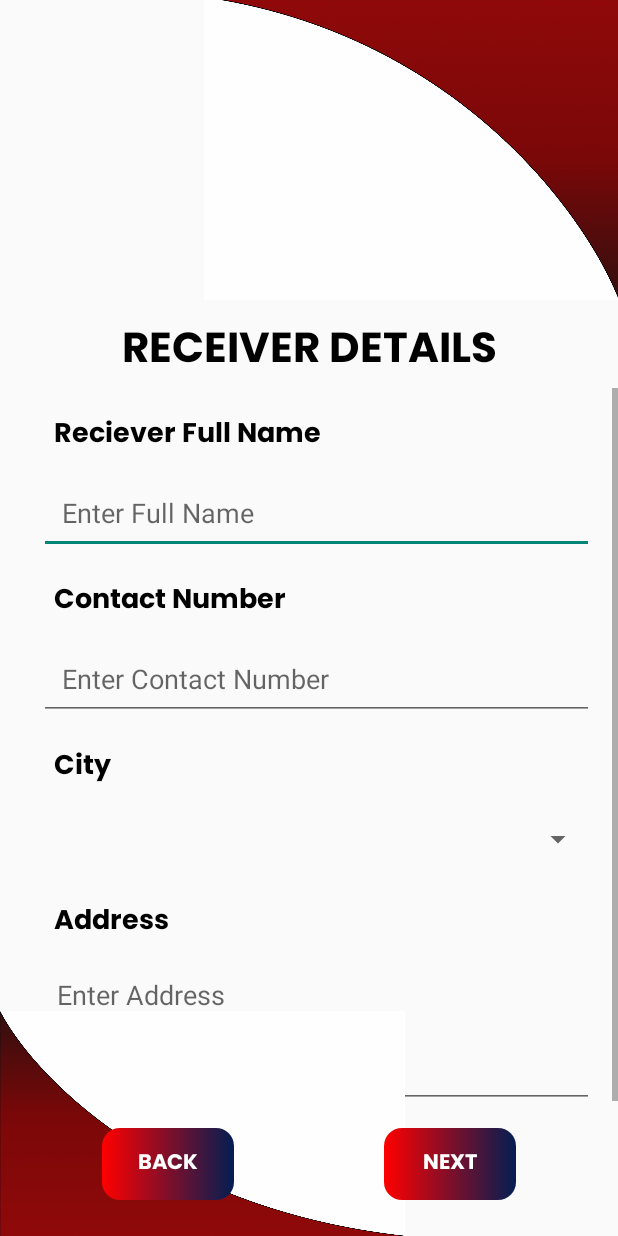
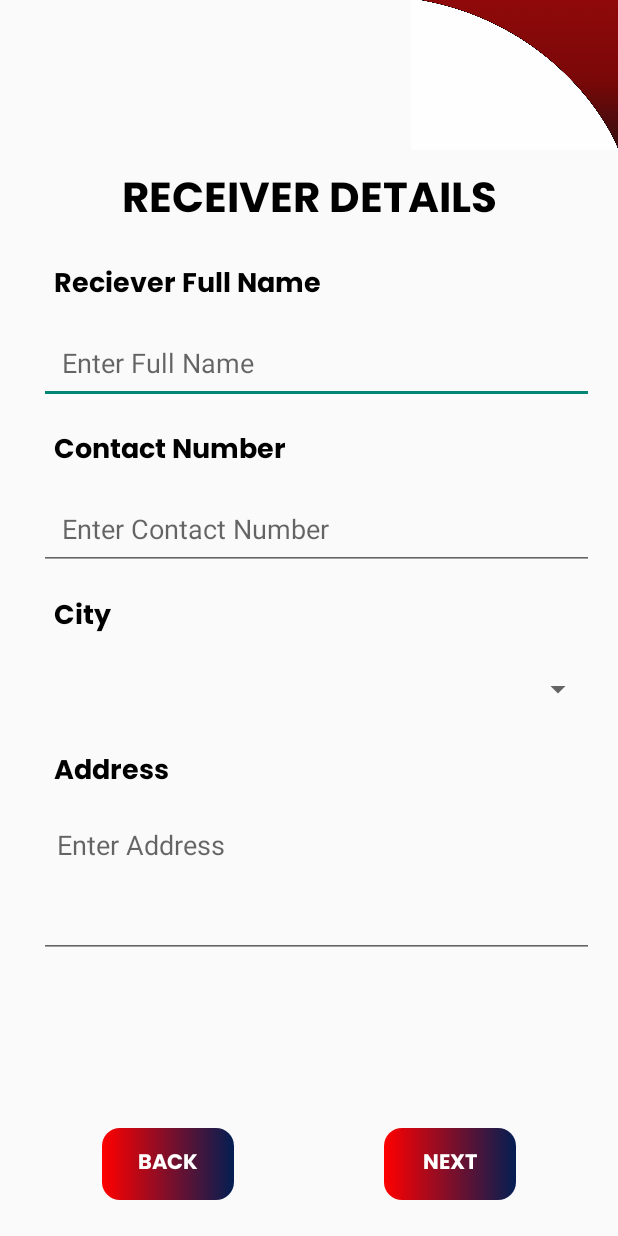
Before and after one commit to Ahsanshyk/SCSM, an Android app: the ReciverDetailActivity screen opened directly, with no data from a screen before it, on a phone screen of 412 x 824 dp. Run offline under Robolectric (Android 15) with nearby library versions, the phone set to English and light mode, and no system bars.

Commit message:
make order activity

```diff
--- a/app/build.gradle.kts
+++ b/app/build.gradle.kts
@@ -1,5 +1,6 @@
 plugins {
     id("com.android.application")
+    id("com.google.gms.google-services")
 }
 
 android {
@@ -40,4 +41,7 @@ dependencies {
     androidTestImplementation("androidx.test.ext:junit:1.2.1")
     androidTestImplementation("androidx.test.espresso:espresso-core:3.6.1")
 
+    implementation(platform("com.google.firebase:firebase-bom:33.16.0"))
+    implementation("com.google.firebase:firebase-analytics")
+
 }
--- a/app/src/main/AndroidManifest.xml
+++ b/app/src/main/AndroidManifest.xml
@@ -12,6 +12,9 @@
         android:supportsRtl="true"
         android:theme="@style/Theme.SCSM"
         tools:targetApi="31">
+        <activity
+            android:name=".OrderDetail"
+            android:exported="false" />
         <activity
             android:name=".Weight"
             android:exported="false" />
@@ -29,6 +32,7 @@
             android:exported="true">
             <intent-filter>
                 <action android:name="android.intent.action.MAIN" />
+
                 <category android:name="android.intent.category.LAUNCHER" />
             </intent-filter>
         </activity>
--- /dev/null
+++ b/app/src/main/res/drawable/rounded_edittext.xml
@@ -0,0 +1,6 @@
+<shape xmlns:android="http://schemas.android.com/apk/res/android"
+    android:shape="rectangle">
+    <solid android:color="@android:color/white"/>
+    <corners android:radius="8dp"/>
+    <stroke android:width="1dp" android:color="#CCCCCC"/>
+</shape>
--- a/app/src/main/res/layout/activity_reciver_detail.xml
+++ b/app/src/main/res/layout/activity_reciver_detail.xml
@@ -11,7 +11,7 @@
     <ImageView
         android:id="@+id/topCurve"
         android:layout_width="match_parent"
-        android:layout_height="200dp"
+        android:layout_height="100dp"
         android:src="@drawable/up_curve"
         android:scaleType="fitEnd"
         android:contentDescription="@string/top_curve_desc"
@@ -33,14 +33,30 @@
         app:layout_constraintEnd_toEndOf="parent"/>
 
     <!-- Receiver Form -->
+
+    <!-- Bottom Curve -->
+<!--    <ImageView-->
+<!--        android:id="@+id/bottomCurve"-->
+<!--        android:layout_width="270dp"-->
+<!--        android:layout_height="150dp"-->
+<!--        android:contentDescription="@string/bottom_curve_desc"-->
+<!--        android:scaleType="fitXY"-->
+<!--        android:src="@drawable/down_curve"-->
+<!--        app:layout_constraintBottom_toBottomOf="parent"-->
+<!--        app:layout_constraintStart_toStartOf="parent" />-->
+
+    <!-- Bottom Buttons -->
+
     <ScrollView
         android:layout_width="0dp"
         android:layout_height="0dp"
         android:fillViewport="true"
+        app:layout_constraintBottom_toTopOf="@id/bottomButtons"
+        app:layout_constraintEnd_toEndOf="parent"
+        app:layout_constraintHorizontal_bias="0.0"
+        app:layout_constraintStart_toStartOf="parent"
         app:layout_constraintTop_toBottomOf="@id/reciverTitle"
-        app:layout_constraintBottom_toTopOf="@id/bottomButtons"
-        app:layout_constraintStart_toStartOf="parent"
-        app:layout_constraintEnd_toEndOf="parent">
+        app:layout_constraintVertical_bias="1.0">
 
         <LinearLayout
             android:id="@+id/details"
@@ -52,107 +68,95 @@
             <TextView
                 android:layout_width="wrap_content"
                 android:layout_height="wrap_content"
+                android:layout_marginStart="20dp"
+                android:layout_marginBottom="8dp"
+                android:fontFamily="@font/poppins_bold"
                 android:text="@string/reciever_full_name"
                 android:textColor="@android:color/black"
                 android:textSize="18sp"
-            android:textStyle="bold"
-            android:fontFamily="@font/poppins_bold"
-            android:layout_marginStart="20dp"
-            android:layout_marginBottom="8dp" />
+                android:textStyle="bold" />
 
             <EditText
                 android:id="@+id/receiver_full_name"
                 android:layout_width="match_parent"
                 android:layout_height="wrap_content"
+                android:layout_marginStart="10dp"
+                android:layout_marginBottom="16dp"
+                android:autofillHints="name"
                 android:hint="@string/enter_full_name"
                 android:inputType="textPersonName"
-            android:padding="15dp"
-            android:autofillHints="name"
-            android:layout_marginStart="10dp"
-            android:layout_marginBottom="16dp" />
+                android:padding="15dp" />
 
             <TextView
                 android:layout_width="wrap_content"
                 android:layout_height="wrap_content"
+                android:layout_marginStart="20dp"
+                android:layout_marginBottom="8dp"
+                android:fontFamily="@font/poppins_bold"
                 android:text="@string/contact_number"
                 android:textColor="@android:color/black"
                 android:textSize="18sp"
-            android:textStyle="bold"
-            android:fontFamily="@font/poppins_bold"
-            android:layout_marginStart="20dp"
-            android:layout_marginBottom="8dp" />
+                android:textStyle="bold" />
 
             <EditText
                 android:id="@+id/r_contact_number"
                 android:layout_width="match_parent"
                 android:layout_height="wrap_content"
+                android:layout_marginStart="10dp"
+                android:layout_marginBottom="16dp"
+                android:autofillHints="phone"
                 android:hint="@string/enter_contact_number"
                 android:inputType="phone"
-            android:autofillHints="phone"
-            android:padding="15dp"
-            android:layout_marginStart="10dp"
-            android:layout_marginBottom="16dp" />
+                android:padding="15dp" />
 
             <TextView
                 android:layout_width="wrap_content"
                 android:layout_height="wrap_content"
+                android:layout_marginStart="20dp"
+                android:layout_marginBottom="8dp"
+                android:fontFamily="@font/poppins_bold"
                 android:text="@string/city"
                 android:textColor="@android:color/black"
                 android:textSize="18sp"
-            android:textStyle="bold"
-            android:fontFamily="@font/poppins_bold"
-            android:layout_marginStart="20dp"
-            android:layout_marginBottom="8dp" />
+                android:textStyle="bold" />
 
             <Spinner
                 android:id="@+id/r_spinner_city"
                 android:layout_width="match_parent"
                 android:layout_height="wrap_content"
+                android:layout_marginStart="10dp"
+                android:layout_marginBottom="16dp"
+                android:minHeight="48dp"
                 android:padding="12dp"
-            android:minHeight="48dp"
-            android:layout_marginStart="10dp"
-            android:spinnerMode="dropdown"
-            android:layout_marginBottom="16dp" />
+                android:spinnerMode="dropdown" />
 
             <TextView
                 android:layout_width="wrap_content"
                 android:layout_height="wrap_content"
+                android:layout_marginStart="20dp"
+                android:layout_marginBottom="8dp"
+                android:fontFamily="@font/poppins_bold"
                 android:text="@string/address"
                 android:textColor="@android:color/black"
                 android:textSize="18sp"
-            android:textStyle="bold"
-            android:fontFamily="@font/poppins_bold"
-            android:layout_marginStart="20dp"
-            android:layout_marginBottom="8dp" />
+                android:textStyle="bold" />
 
             <EditText
                 android:id="@+id/r_address"
                 android:layout_width="match_parent"
                 android:layout_height="100dp"
+                android:layout_marginStart="10dp"
+                android:layout_marginBottom="16dp"
+                android:autofillHints="postalAddress"
+                android:gravity="top"
                 android:hint="@string/enter_address"
                 android:inputType="textMultiLine"
-            android:gravity="top"
-            android:padding="12dp"
-            android:autofillHints="postalAddress"
-            android:layout_marginStart="10dp"
-            android:layout_marginBottom="16dp" />
+                android:padding="12dp" />
 
         </LinearLayout>
 
     </ScrollView>
 
-    <!-- Bottom Curve -->
-    <ImageView
-        android:id="@+id/bottomCurve"
-        android:layout_width="270dp"
-        android:layout_height="150dp"
-        android:contentDescription="@string/bottom_curve_desc"
-        android:scaleType="fitXY"
-        android:src="@drawable/down_curve"
-        app:layout_constraintBottom_toBottomOf="parent"
-        app:layout_constraintStart_toStartOf="parent" />
-
-    <!-- Bottom Buttons -->
     <LinearLayout
         android:id="@+id/bottomButtons"
         android:layout_width="0dp"
--- a/app/src/main/res/values/strings.xml
+++ b/app/src/main/res/values/strings.xml
@@ -30,5 +30,10 @@
     <string name="if_others">If Others:</string>
     <string name="please_specify">Please specify...</string>
     <string name="parcel_type">PARCEL TYPE</string>
+    <string name="proceed_to_payment">Proceed To Payment</string>
+    <string name="charges">Charges</string>
+    <string name="delivery_type">Delivery Type</string>
+    <string name="destination_city">Destination City</string>
+    <string name="parcel_weight">Parcel Weight</string>
 
 </resources>
--- a/build.gradle.kts
+++ b/build.gradle.kts
@@ -1,4 +1,5 @@
 // Top-level build file where you can add configuration options common to all sub-projects/modules.
 plugins {
     id("com.android.application") version "8.2.0" apply false
+    id("com.google.gms.google-services") version "4.4.3" apply false
 }
```
Also changed, not shown: app/src/main/java/com/example/scsm/OrderDetail.java (added, +14 -0 lines), app/src/main/java/com/example/scsm/ParcelType.java (+21 -0 lines), app/src/main/java/com/example/scsm/SenderDetail.java (+21 -0 lines), app/src/main/java/com/example/scsm/Weight.java (+21 -0 lines), app/src/main/res/layout/activity_order_detail.xml (added, +179 -0 lines), app/src/main/res/layout/activity_parcel_type.xml (+27 -18 lines), app/src/main/res/layout/activity_sender_detail.xml (+9 -9 lines), app/src/main/res/layout/activity_weight.xml (+62 -0 lines), 1 other file. Lines whose indentation alone changed are shown as unchanged.
